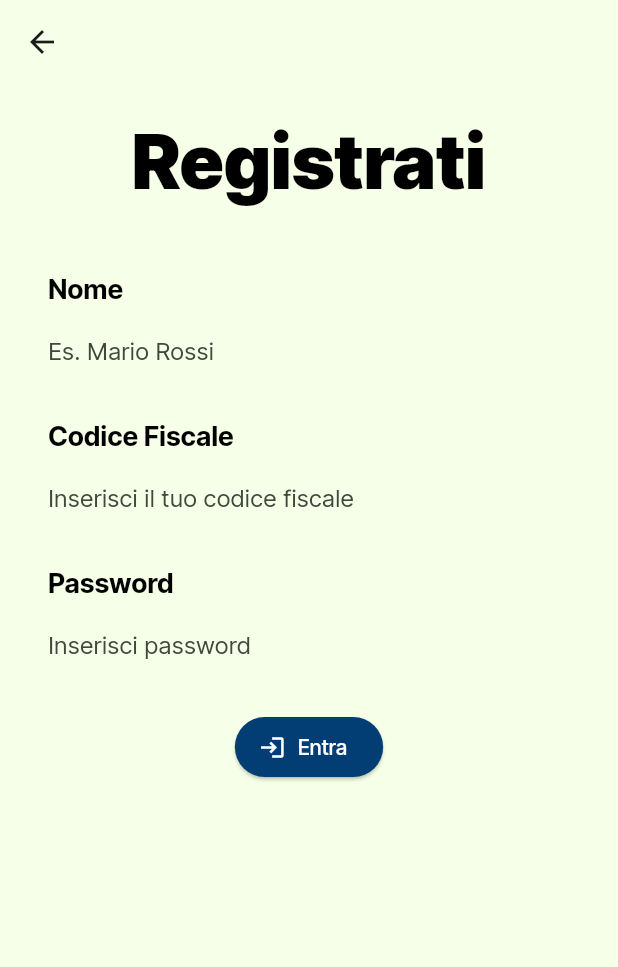
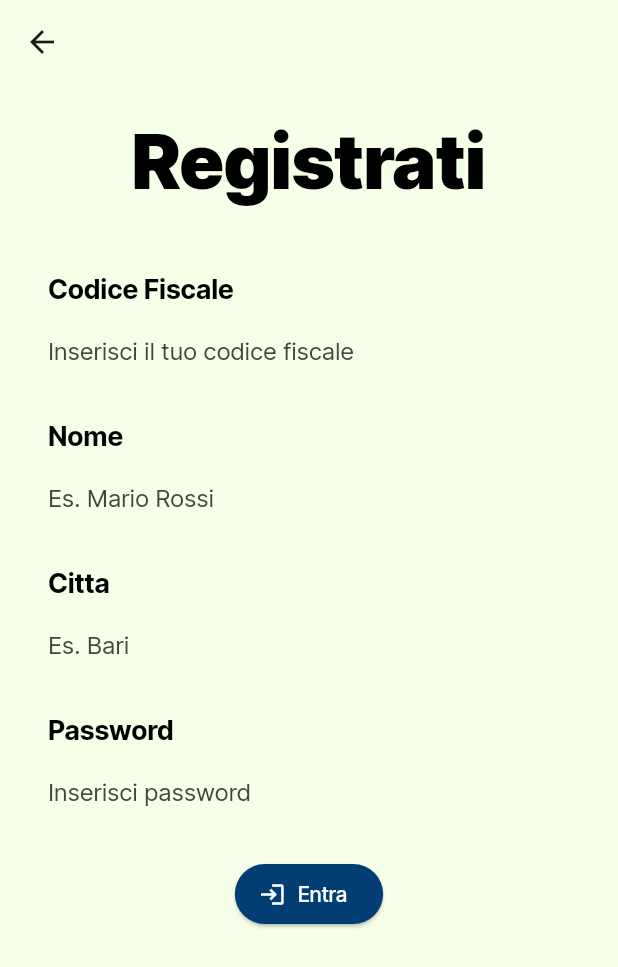
Before and after one commit to FLopriore/pharmate, a Flutter app: the SignUpPage screen opened directly, after a tap on "Entra", on a phone screen of 412 x 824 dp. Shown: the top 967 px of the screen. Run offline on Flutter 3.47's test engine with Material 3 defaults, Android fonts, the phone set to English and light mode, and no system bars; our stand-ins replace firebase_core, firebase_messaging, flutter_secure_storage, google_fonts, shared_preferences; accounts and stored records are empty; network calls fail.

Commit message:
Specify the city and fix type of argument "prezzo" in Medicine

```diff
--- a/lib/authorization/authorization.dart
+++ b/lib/authorization/authorization.dart
@@ -14,12 +14,13 @@ class Authorization {
   // Sign up
   // Returns true if signup was successful.
   // The token is stored in secure storage and is used to login later.
-  Future<bool> signUp(String name, String password, String cf) async {
+  Future<bool> signUp(String name, String password, String cf, String city) async {
     String? firebaseToken = await _getFCMToken();
     var data = {
       'fullname': name,
       'password': password,
       'cf': cf,
+      'citta': city,
       "firebase_token": firebaseToken,
     };
 
--- a/lib/data/medicine.dart
+++ b/lib/data/medicine.dart
@@ -11,7 +11,7 @@ part 'medicine.g.dart';
 class Medicine {
   String codice_aic;
   String nome;
-  String prezzo;
+  num prezzo;
 
   Medicine(this.codice_aic, this.nome, this.prezzo); // quantity of items
 
--- a/lib/data/user_info.dart
+++ b/lib/data/user_info.dart
@@ -8,13 +8,13 @@ part 'user_info.g.dart';
 /// An annotation for the code generator to know that this class needs the
 /// JSON serialization logic to be generated.
 @JsonSerializable()
-//TODO: Add other fields to class Utente
 class Utente {
   String uid;
   String cf;
   String name;
+  String citta;
 
-  Utente(this.uid, this.cf, this.name);
+  Utente(this.uid, this.cf, this.name, this.citta);
 
   /// A necessary factory constructor for creating a new Pharmacy instance
   /// from a map. Pass the map to the generated `_$UserInfoFromJson()` constructor.
--- a/lib/screens/signup_page.dart
+++ b/lib/screens/signup_page.dart
@@ -14,6 +14,7 @@ class _SignUpPageState extends State<SignUpPage> {
   TextEditingController nameController = TextEditingController();
   TextEditingController cfController = TextEditingController();
   TextEditingController passwordController = TextEditingController();
+  TextEditingController cityController = TextEditingController();
 
   @override
   Widget build(BuildContext context) {
@@ -38,6 +39,16 @@ class _SignUpPageState extends State<SignUpPage> {
               ),
             ),
             const SizedBox(height: 20),
+            const LoginText(text: "Codice Fiscale"),
+            TextField(
+                controller: cfController,
+                decoration: const InputDecoration(
+                  filled: true,
+                  border: OutlineInputBorder(
+                      borderSide: BorderSide.none,
+                      borderRadius: BorderRadius.all(Radius.circular(40))),
+                  hintText: 'Inserisci il tuo codice fiscale',
+                )),
             const LoginText(text: "Nome"),
             TextField(
                 controller: nameController,
@@ -48,15 +59,15 @@ class _SignUpPageState extends State<SignUpPage> {
                       borderRadius: BorderRadius.all(Radius.circular(40))),
                   hintText: 'Es. Mario Rossi',
                 )),
-            const LoginText(text: "Codice Fiscale"),
+            const LoginText(text: "Citta"),
             TextField(
-                controller: cfController,
+                controller: cityController,
                 decoration: const InputDecoration(
                   filled: true,
                   border: OutlineInputBorder(
                       borderSide: BorderSide.none,
                       borderRadius: BorderRadius.all(Radius.circular(40))),
-                  hintText: 'Inserisci il tuo codice fiscale',
+                  hintText: 'Es. Bari',
                 )),
             const LoginText(text: "Password"),
             TextField(
@@ -79,7 +90,7 @@ class _SignUpPageState extends State<SignUpPage> {
                 onPressed: () async {
                   await Authorization()
                       .signUp(nameController.text, passwordController.text,
-                          cfController.text)
+                          cfController.text, cityController.text)
                       .then((bool success) {
                     if (success) {
                       // TODO: push to page to select favorite pharmacy
--- a/lib/widgets/medicine_list_view.dart
+++ b/lib/widgets/medicine_list_view.dart
@@ -19,7 +19,7 @@ class MedicineListView extends StatefulWidget {
 class _MedicineListViewState extends State<MedicineListView> {
   final Future<SharedPreferences> _prefs = SharedPreferences.getInstance();
   List<Medicine> searchResultsList = [];
-  List<AvailMedicine> listPharma = []; //TODO: Replace with DB Pharmas
+  List<AvailMedicine> listPharma = [];
   List<String> _favList = [];
 
   @override
@@ -137,7 +137,7 @@ class _MedicineListViewState extends State<MedicineListView> {
                                       )));
                             },
                           )),
-                  ], //TODO: add pharmas that have medicine
+                  ],
                 ));
           }),
     );
```
Also changed, not shown: lib/screens/profile_page.dart (+46 -20 lines), lib/data/medicine.g.dart, lib/data/user_info.g.dart, pubspec.lock.
